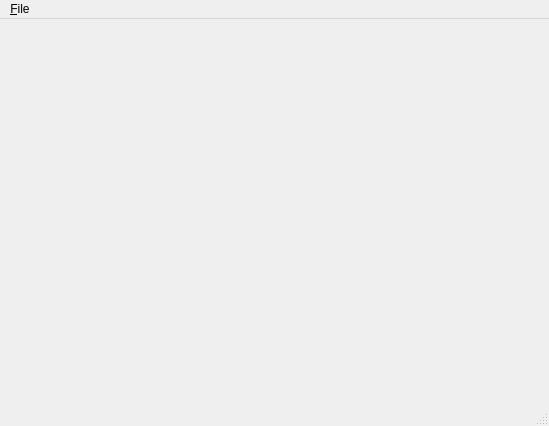
This is gui/forms/b1mainwindow.ui in kb1p/db1mu as Qt 5 draws it before an edit. The edited form follows.
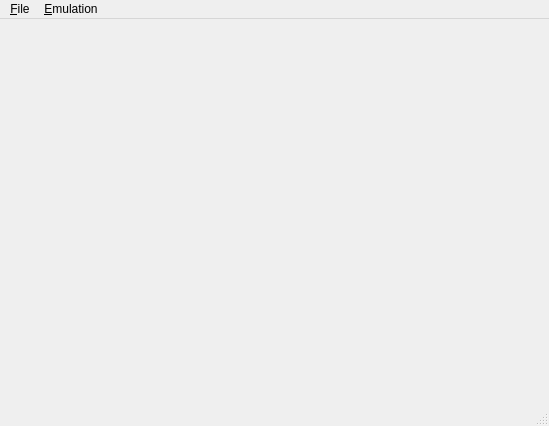
This is the edited form.

Commit message:
UI: pause / resume / step menu actions
+ refactoring: moved engine stuff to the main window, leave only
rendering management in ScreenWidget.

```diff
--- a/gui/forms/b1mainwindow.ui
+++ b/gui/forms/b1mainwindow.ui
@@ -30,7 +30,16 @@
     <addaction name="separator"/>
     <addaction name="actionE_xit"/>
    </widget>
+   <widget class="QMenu" name="menuEmulation">
+    <property name="title">
+     <string>&amp;Emulation</string>
+    </property>
+    <addaction name="actionPause"/>
+    <addaction name="actionResume"/>
+    <addaction name="actionStep"/>
+   </widget>
    <addaction name="menu_File"/>
+   <addaction name="menuEmulation"/>
   </widget>
   <widget class="QStatusBar" name="statusBar"/>
   <action name="actionE_xit">
```
Left out of the diff: 86 changed lines with no effect on the pictures. The commit also changes 4 other files.
